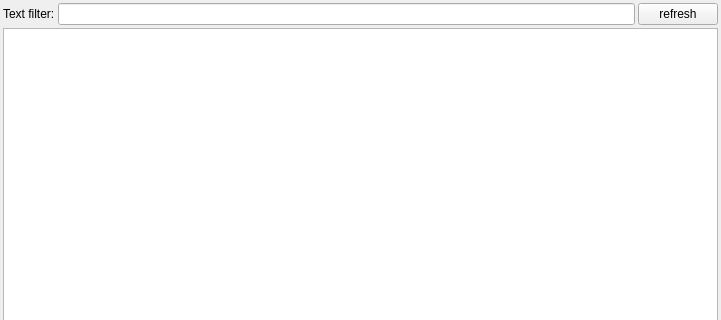
imgag/ngs-bits, file src/GSvar/SequencingRunOverview.ui: the form before one commit; both pictures show x 0 to 721 and y 0 to 320 of the 721 by 535 pixel window.
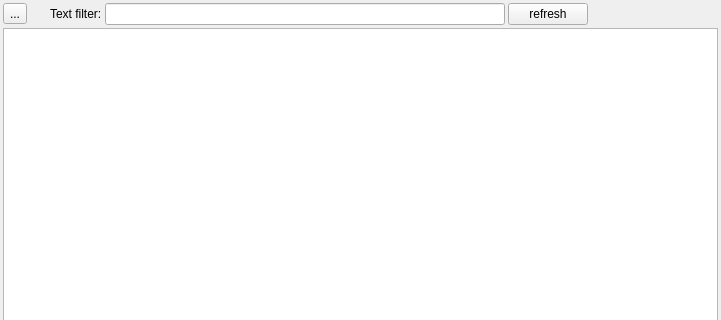
The form after the commit. Icons and pictures are not drawn. Custom widgets are drawn as their Qt base class.

Commit message: GSvar: first working version of run overview.

```diff
--- a/src/GSvar/SequencingRunOverview.ui
+++ b/src/GSvar/SequencingRunOverview.ui
@@ -34,6 +34,36 @@
      <property name="spacing">
       <number>3</number>
      </property>
+     <item>
+      <widget class="QToolButton" name="add_btn">
+       <property name="toolTip">
+        <string>Add new sequencing run.</string>
+       </property>
+       <property name="text">
+        <string>...</string>
+       </property>
+       <property name="icon">
+        <iconset resource="GSvar.qrc">
+         <normaloff>:/Icons/Add.png</normaloff>:/Icons/Add.png</iconset>
+       </property>
+      </widget>
+     </item>
+     <item>
+      <spacer name="horizontalSpacer_2">
+       <property name="orientation">
+        <enum>Qt::Horizontal</enum>
+       </property>
+       <property name="sizeType">
+        <enum>QSizePolicy::Preferred</enum>
+       </property>
+       <property name="sizeHint" stdset="0">
+        <size>
+         <width>20</width>
+         <height>10</height>
+        </size>
+       </property>
+      </spacer>
+     </item>
      <item>
       <widget class="QLabel" name="label">
        <property name="text">
@@ -42,7 +72,20 @@
       </widget>
      </item>
      <item>
-      <widget class="QLineEdit" name="text_filter"/>
+      <widget class="QLineEdit" name="text_filter">
+       <property name="minimumSize">
+        <size>
+         <width>400</width>
+         <height>0</height>
+        </size>
+       </property>
+       <property name="maximumSize">
+        <size>
+         <width>400</width>
+         <height>16777215</height>
+        </size>
+       </property>
+      </widget>
      </item>
      <item>
       <widget class="QPushButton" name="text_filter_btn">
@@ -51,6 +94,19 @@
        </property>
       </widget>
      </item>
+     <item>
+      <spacer name="horizontalSpacer">
+       <property name="orientation">
+        <enum>Qt::Horizontal</enum>
+       </property>
+       <property name="sizeHint" stdset="0">
+        <size>
+         <width>40</width>
+         <height>20</height>
+        </size>
+       </property>
+      </spacer>
+     </item>
     </layout>
    </item>
    <item>
```
Left out of the diff: 4 changed lines with no effect on the pictures. The commit also changes 10 other files.
